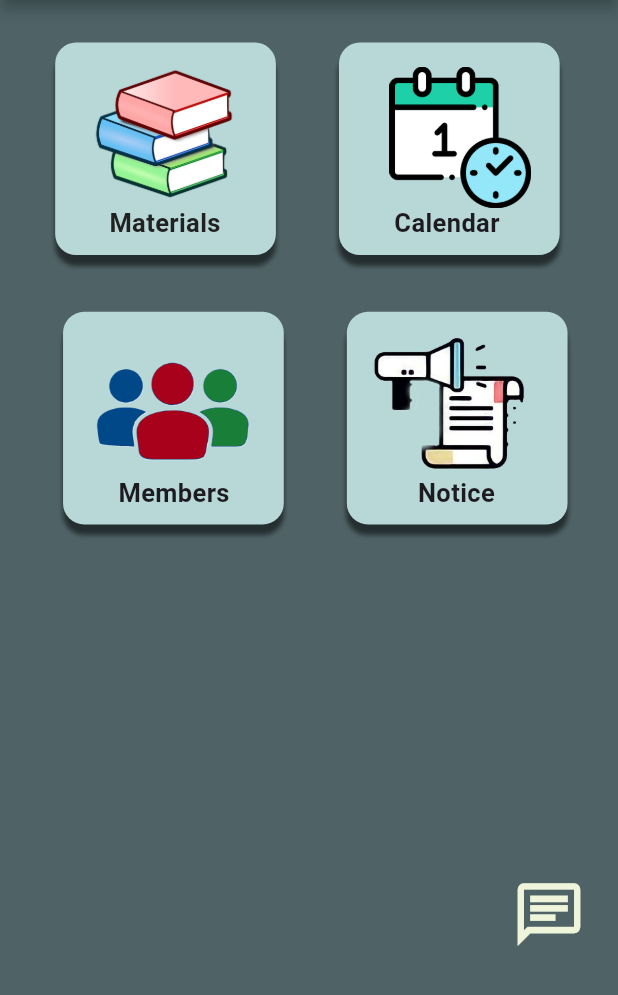
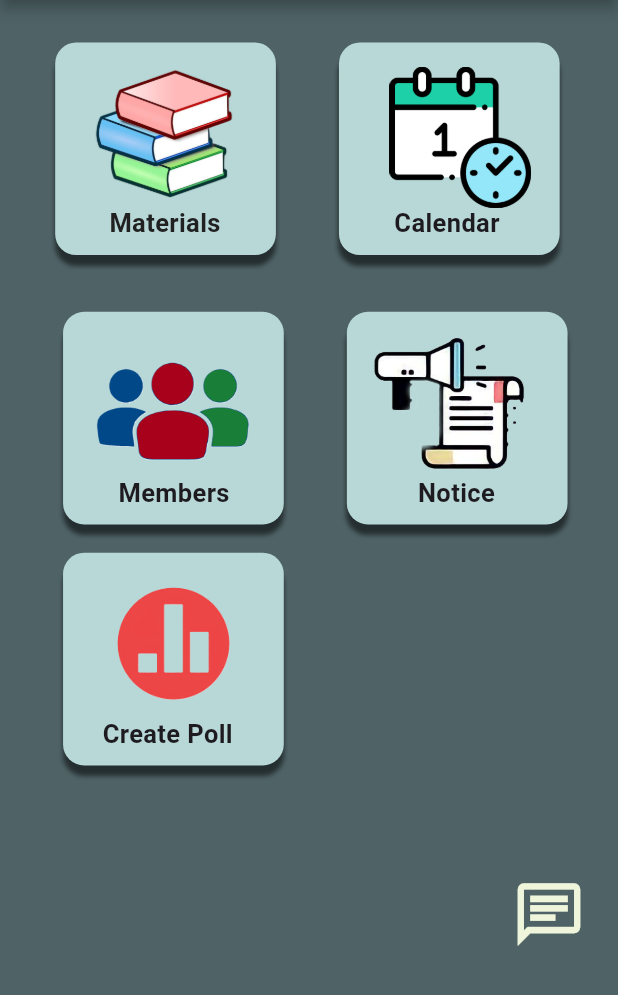
Before and after one commit to Mashrur112/Uni-Craft, a Flutter app: the Dashboard screen opened directly with empty values, on a phone screen of 412 x 824 dp, the part 241-1236 px from its top. Run offline on Flutter 3.47's test engine with Material 3 defaults, Android fonts, the phone set to English and light mode, and no system bars; our stand-ins replace cached_network_image, cloud_firestore, connectivity_plus, file_picker, firebase_auth, firebase_core and 7 more; missing offline and left inert: flutter_facebook_auth, xid; accounts and stored records are empty; generated files the repository leaves out were written again.

Commit message:
poll created

```diff
--- a/lib/dashboard.dart
+++ b/lib/dashboard.dart
@@ -4,6 +4,7 @@ import 'package:firebase_auth/firebase_auth.dart';
 import 'package:flutter/material.dart';
 import 'package:google_sign_in/google_sign_in.dart';
 import 'package:uni_craft/chat.dart';
+import 'package:uni_craft/createPoll.dart';
 import 'package:uni_craft/study_Materials.dart';
 import 'package:uni_craft/widget/uploadFile.dart';
 
@@ -14,8 +15,8 @@ import 'members.dart';
 import 'notice.dart';
 
 class Dashboard extends StatefulWidget {
-  var role;
-  Dashboard(this.role, {super.key});
+  var role,uid_admin;
+  Dashboard(this.role,this.uid_admin, {super.key});
 
   @override
   State<Dashboard> createState() => _DashboardState();
@@ -434,12 +435,77 @@ class _DashboardState extends State<Dashboard> {
                                               fontSize: 17),
                                         ),
                                       ),
-                                    ]),
+
+
+                                    ]
+
+
+
+                                    ),
                                   ),
                                 ),
                               )
                             ],
                           ),
+                    SizedBox.fromSize(
+                      size: Size(
+                          (40 / 392) * screenW, ((20 / 872) * screenH)),
+                    ),
+                    Padding(
+                      padding:  EdgeInsets.fromLTRB(((40/392)*screenW), 0, 0, 0),
+                      child: GestureDetector(
+                        onTap: () {
+                          print(widget.uid_admin);
+                          Navigator.push(
+                              context,
+                              MaterialPageRoute(
+                                  builder: (context) => CreatePoll(widget.uid_admin)));
+                        },
+                        child: Container(
+                          height: (150 / 872) * screenH,
+                          width: (140 / 392) * screenW,
+                          decoration: BoxDecoration(
+                              color: Color(0xffb8d8d8),
+                              borderRadius: BorderRadius.circular(14),
+                              boxShadow: const [
+                                BoxShadow(
+                                  color: Colors.black54,
+                                  offset: Offset(0, 7),
+                                  spreadRadius: 0,
+                                  blurRadius: 2,
+                                )
+                              ]),
+                          child: Stack(children: [
+                            Padding(
+                              padding: EdgeInsets.fromLTRB(
+                                  (20 / 392) * screenW,
+                                  (14 / 872) * screenH,
+                                  0,
+                                  0),
+                              child: Image.asset(
+
+                                "assets/images/poll.png",
+                                height: (100 / 872) * screenH,
+                                width: (100/ 392) * screenW,
+                              ),
+                            ),
+                            Padding(
+                              padding: EdgeInsets.fromLTRB(
+                                  (25 / 392) * screenW,
+                                  (115 / 872) * screenH,
+                                  0,
+                                  0),
+                              child: Text(
+                                "Create Poll",
+                                style: TextStyle(
+                                    fontWeight: FontWeight.bold,
+                                    fontSize: 17),
+                              ),
+                            ),
+                          ]),
+                        ),
+                      ),
+                    ),
                   ],
                 ),
               ),
```
Also changed, not shown: lib/auth2.dart (+19 -4 lines), lib/createPoll.dart (added, +146 -0 lines), assets/images/poll.png (added).
